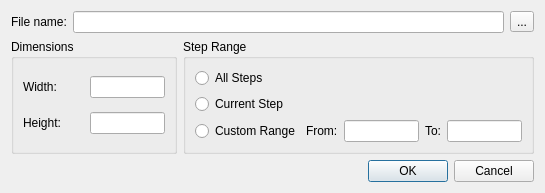
nathaneltitane/studworx, file common/lc_imagedialog.ui: the form before one commit.
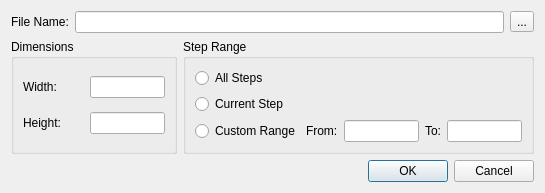
The form after the commit.

```diff
--- a/common/lc_imagedialog.ui
+++ b/common/lc_imagedialog.ui
@@ -21,7 +21,7 @@
        <item>
         <widget class="QLabel" name="label">
          <property name="text">
-          <string>File name:</string>
+          <string>File Name:</string>
          </property>
          <property name="buddy">
           <cstring>fileName</cstring>
```
